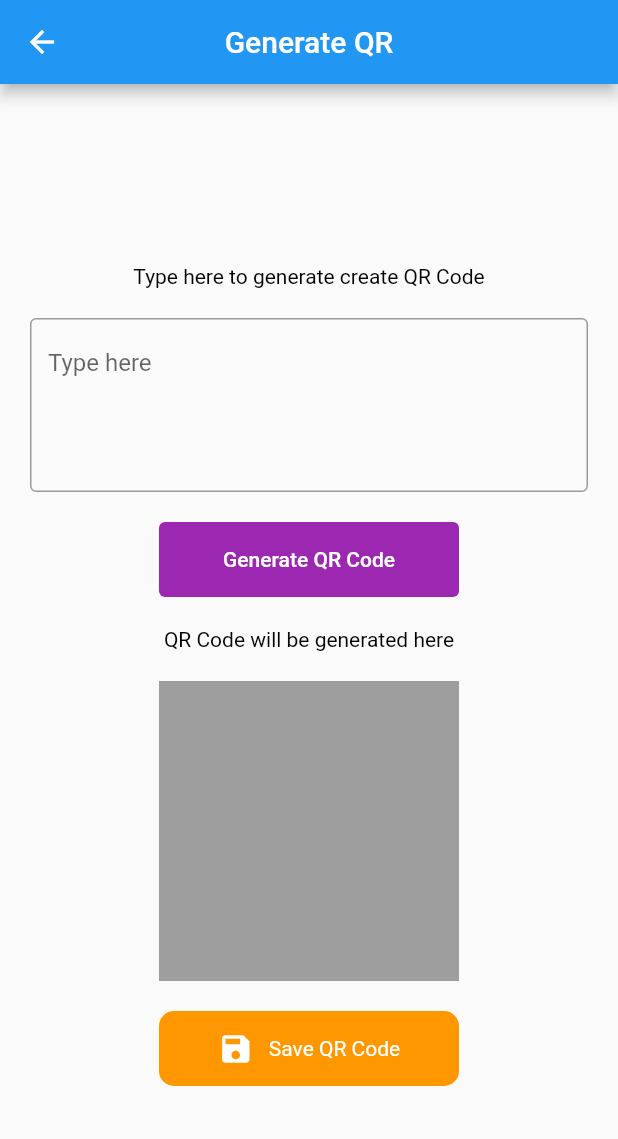
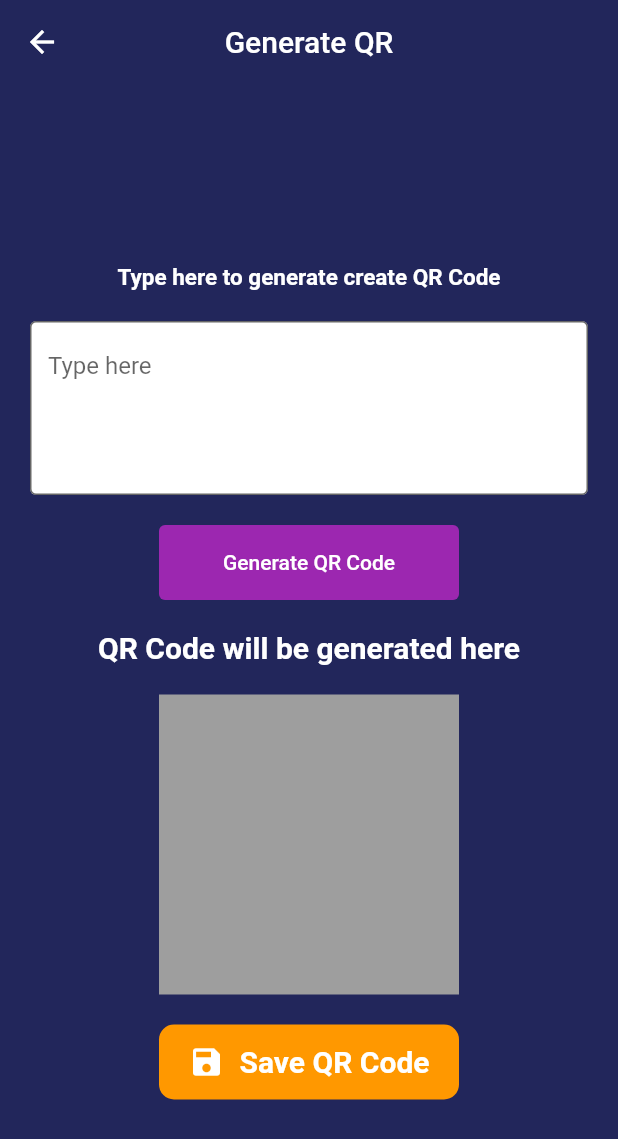
Before and after one commit to UmeshKumar0/QR-App, a Flutter app: the screen it shows after launch, after a tap on "Generate QR Code", on a phone screen of 412 x 824 dp. Shown: the top 1139 px of the screen. Run offline on Flutter 3.47's test engine with Material 2 defaults, Android fonts, the light colour scheme and no system bars; our stand-ins replace animated_text_kit, fluttertoast, gallery_saver, get, image_picker, qr_flutter; missing offline and left inert: qr_code_scanner, scan.

Commit message:
Theme Style Added

```diff
--- a/lib/app/modules/generate_qr_screen/views/generate_qr_screen_view.dart
+++ b/lib/app/modules/generate_qr_screen/views/generate_qr_screen_view.dart
@@ -30,9 +30,7 @@ class GenerateQrScreenView extends GetView<GenerateQrScreenController> {
                 ),
                 const Text(
                   'Type here to generate create QR Code',
-                  style: TextStyle(
-                    color: Colors.black,
-                  ),
+                  style: TextStyle(fontSize: 15),
                 ),
                 const SizedBox(
                   height: 20,
@@ -49,6 +47,8 @@ class GenerateQrScreenView extends GetView<GenerateQrScreenController> {
                   },
                   maxLines: 4,
                   decoration: const InputDecoration(
+                    fillColor: Colors.white,
+                    filled: true,
                     border: OutlineInputBorder(),
                     hintText: 'Type here',
                   ),
@@ -92,9 +92,6 @@ class GenerateQrScreenView extends GetView<GenerateQrScreenController> {
                 ),
                 const Text(
                   'QR Code will be generated here',
-                  style: TextStyle(
-                    color: Colors.black,
-                  ),
                 ),
                 const SizedBox(
                   height: 20,
@@ -141,7 +138,6 @@ class GenerateQrScreenView extends GetView<GenerateQrScreenController> {
                           ),
                           Text(
                             "Save QR Code",
-                            style: TextStyle(color: Colors.white),
                           )
                         ],
                       )),
--- a/lib/app/modules/home/views/home_view.dart
+++ b/lib/app/modules/home/views/home_view.dart
@@ -11,7 +11,7 @@ class HomeView extends GetView<HomeController> {
   @override
   Widget build(BuildContext context) {
     return Scaffold(
-      backgroundColor: const Color.fromARGB(221, 0, 5, 66),
+
       body: Center(
         child: Column(
           mainAxisAlignment: MainAxisAlignment.center,
--- a/lib/main.dart
+++ b/lib/main.dart
@@ -7,6 +7,18 @@ import 'app/routes/app_pages.dart';
 void main() {
   runApp(
     GetMaterialApp(
+      theme: ThemeData(
+        scaffoldBackgroundColor: const Color.fromARGB(221, 0, 5, 66),
+        appBarTheme: const AppBarTheme(
+            backgroundColor: Colors.transparent, elevation: 0),
+        textTheme: TextTheme(
+          bodyMedium: TextStyle(
+            color: Colors.white,
+            fontSize: 20,
+            fontWeight: FontWeight.bold,
+          ),
+        ),
+      ),
       debugShowCheckedModeBanner: false,
       title: "Application",
       initialRoute: AppPages.INITIAL,
```
Also changed, not shown: lib/app/modules/scan_qr_screen/controllers/scan_qr_screen_controller.dart (+8 -0 lines), 1 other file.
